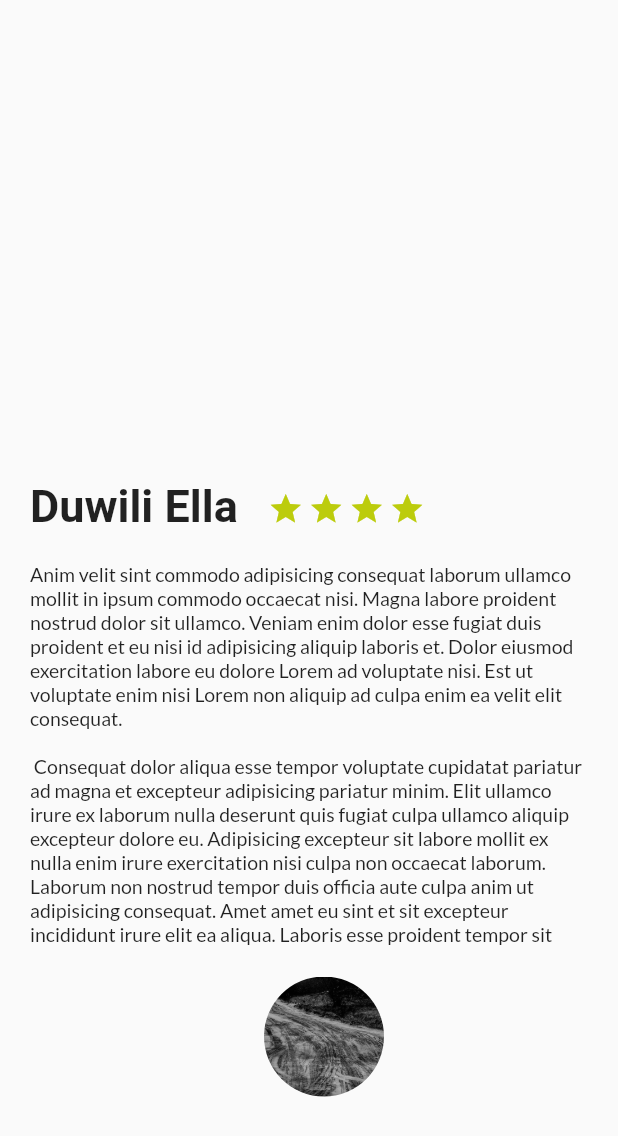
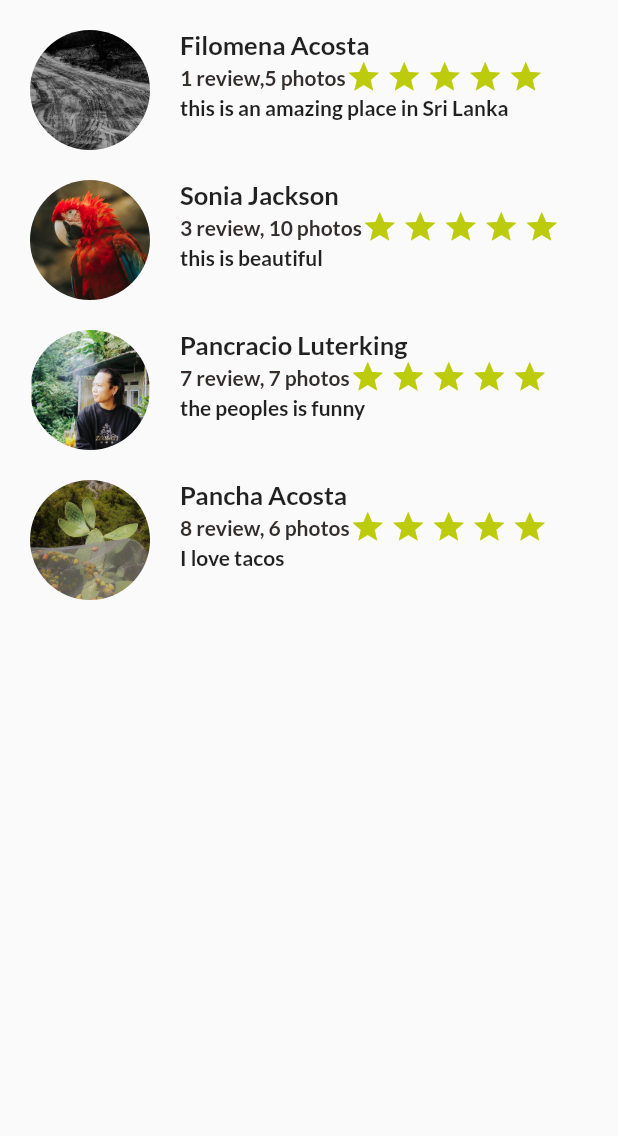
Before and after one commit to NoeNavarro1/viajecitos, a Flutter app: the screen it shows after launch, on a phone screen of 412 x 824 dp. Shown: the top 1136 px of the screen. Run offline on Flutter 3.47's test engine with Material 2 defaults, Android fonts, the phone set to English and light mode, and no system bars; our stand-ins replace google_fonts.

Commit message:
3er commit

```diff
--- a/lib/main.dart
+++ b/lib/main.dart
@@ -1,19 +1,29 @@
 import 'package:flutter/material.dart';
 import 'package:viajecitos/screens/description_place_screen.dart';
+import 'package:viajecitos/screens/reviews.dart';
 
 void main() {
   runApp(const MainApp());
 }
 
 class MainApp extends StatelessWidget {
+  final namePlace = 'Duwili Ella';
+  final descriptionText =
+        'Anim velit sint commodo adipisicing consequat laborum ullamco mollit in ipsum commodo occaecat nisi. Magna labore proident nostrud dolor sit ullamco. Veniam enim dolor esse fugiat duis proident et eu nisi id adipisicing aliquip laboris et. Dolor eiusmod exercitation labore eu dolore Lorem ad voluptate nisi. Est ut voluptate enim nisi Lorem non aliquip ad culpa enim ea velit elit consequat. \n \n Consequat dolor aliqua esse tempor voluptate cupidatat pariatur ad magna et excepteur adipisicing pariatur minim. Elit ullamco irure ex laborum nulla deserunt quis fugiat culpa ullamco aliquip excepteur dolore eu. Adipisicing excepteur sit labore mollit ex nulla enim irure exercitation nisi culpa non occaecat laborum. Laborum non nostrud tempor duis officia aute culpa anim ut adipisicing consequat. Amet amet eu sint et sit excepteur incididunt irure elit ea aliqua. Laboris esse proident tempor sit';
+
   const MainApp({super.key});
 
   @override
   Widget build(BuildContext context) {
-    return const MaterialApp(
+    return  MaterialApp(
       debugShowCheckedModeBanner: false,
       home: Scaffold(
-        body: DescriptionPlaceScreen(),
+        // body: DescriptionPlaceScreen(descriptionPlace:
+        //descriptionText,
+        //namePlace: namePlace, s
+        //tars: 4,
+        //),
+        body:  Reviews (),
       ),
     );
   }
--- a/lib/screens/description_place_screen.dart
+++ b/lib/screens/description_place_screen.dart
@@ -4,7 +4,12 @@ import 'package:viajecitos/screens/review.dart';
 
 //stlesss
 class DescriptionPlaceScreen extends StatelessWidget {
-  const DescriptionPlaceScreen({super.key});
+
+  final String namePlace;
+  final String descriptionPlace;
+  final int stars;
+
+  const DescriptionPlaceScreen({super.key, required this.namePlace, required this.descriptionPlace, required this.stars});
 
   @override
   Widget build(BuildContext context) {
@@ -12,9 +17,6 @@ class DescriptionPlaceScreen extends StatelessWidget {
       fontSize: 30.0,
       fontWeight: FontWeight.bold,
     );
-
-    const descriptionText =
-        'Anim velit sint commodo adipisicing consequat laborum ullamco mollit in ipsum commodo occaecat nisi. Magna labore proident nostrud dolor sit ullamco. Veniam enim dolor esse fugiat duis proident et eu nisi id adipisicing aliquip laboris et. Dolor eiusmod exercitation labore eu dolore Lorem ad voluptate nisi. Est ut voluptate enim nisi Lorem non aliquip ad culpa enim ea velit elit consequat. \n \n Consequat dolor aliqua esse tempor voluptate cupidatat pariatur ad magna et excepteur adipisicing pariatur minim. Elit ullamco irure ex laborum nulla deserunt quis fugiat culpa ullamco aliquip excepteur dolore eu. Adipisicing excepteur sit labore mollit ex nulla enim irure exercitation nisi culpa non occaecat laborum. Laborum non nostrud tempor duis officia aute culpa anim ut adipisicing consequat. Amet amet eu sint et sit excepteur incididunt irure elit ea aliqua. Laboris esse proident tempor sit';
 
     final star = Container(
       margin: const EdgeInsets.only(
@@ -26,6 +28,7 @@ class DescriptionPlaceScreen extends StatelessWidget {
         color: Color.fromARGB(255, 188, 204, 12),
       ),
     );
+
     final titleAndStarts = Row(
       children: [
         Container(
@@ -34,8 +37,8 @@ class DescriptionPlaceScreen extends StatelessWidget {
             left: 20.0,
             right: 20.0,
           ),
-          child: const Text(
-            'Duwili Ella',
+          child: Text(
+            namePlace,
             style: titleStyle,
             textAlign: TextAlign.left,
           ),
@@ -54,7 +57,7 @@ class DescriptionPlaceScreen extends StatelessWidget {
         right: 20.0,
       ),
       child: Text(
-        descriptionText,
+        descriptionPlace,
         style: GoogleFonts.lato(
           textStyle: const TextStyle(
             fontSize: 13,
@@ -67,7 +70,6 @@ class DescriptionPlaceScreen extends StatelessWidget {
       children: [
         titleAndStarts,
         description,
-        const Review(),
       ],
     );
   }
--- a/lib/screens/review.dart
+++ b/lib/screens/review.dart
@@ -1,8 +1,12 @@
 import 'package:flutter/material.dart';
+import 'package:google_fonts/google_fonts.dart';
 
 class Review extends StatelessWidget {
-  final String pathProfile = 'assets/img/profile.jpg';
-  const Review({super.key});
+  final String pathProfile;
+  final String user;
+  final String details;
+  final String comments;
+  const Review({super.key, required this.pathProfile, required this.user, required this.details, required this.comments});
 
   @override
   Widget build(BuildContext context) {
@@ -22,6 +26,82 @@ class Review extends StatelessWidget {
     )
   )
     );
+
+    final userName = Container(
+      margin: EdgeInsets.only(
+        left: 20.0,
+      ),
+      child: Text(
+        user,
+        textAlign: TextAlign.left,
+        style: GoogleFonts.lato(fontSize: 17,
+        fontWeight: FontWeight.bold,
+        ),
+      ),
+    );
+
+  final star = Container(
+      margin: const EdgeInsets.only(
+        right: 3.0,
+      ),
+      child: const Icon(
+        Icons.star,
+        color: Color.fromARGB(255, 188, 204, 12),
+      ),
+    );
+
+  final userInfo = Container(
+      margin: EdgeInsets.only(
+        left: 20.0,
+      ),
+      child: Row(
+        children: [
+          Text(
+            details,
+            textAlign: TextAlign.left,
+            style: GoogleFonts.lato(fontSize: 14,
+            fontWeight: FontWeight.bold,
+            color:Color.fromARGB(255, 51, 45, 45)
+            ),
+          ),
+          star,
+          star,
+          star,
+          star,
+          star,
+        ],
+      ),
+    );
+
+    final userComments = Container(
+      margin: EdgeInsets.only(
+        left: 20.0,
+      ),
+      child: Text(
+        comments,
+        textAlign: TextAlign.left,
+        style: GoogleFonts.lato(fontSize: 14,
+        fontWeight: FontWeight.bold,
+        ),
+      ),
+    );
+
+    final userDetails = Column(
+      crossAxisAlignment: CrossAxisAlignment.start,
+      mainAxisAlignment:  MainAxisAlignment.start,
+      children: [
+      userName,
+      userInfo,
+      userComments,
+      ],
+    );
+
+    return Row(
+      children: [
+        profilePic,
+        userDetails,
+      ],
+    );
   return profilePic;
   }
 }
--- /dev/null
+++ b/lib/screens/reviews.dart
@@ -0,0 +1,42 @@
+import 'package:flutter/material.dart';
+import 'package:viajecitos/screens/review.dart';
+
+class Reviews extends StatelessWidget{
+  const Reviews({super.key});
+
+  @override
+  Widget build(BuildContext context) {
+    return Column(
+    crossAxisAlignment: CrossAxisAlignment.start,
+
+      children: [
+        Review(
+      pathProfile: 'assets/img/profile.jpg',
+      user: 'Filomena Acosta',
+      details: '1 review,5 photos',
+      comments: 'this is an amazing place in Sri Lanka',
+      ),
+      Review(
+        pathProfile: 'assets/img/profile2.jpg',
+      user: 'Sonia Jackson',
+      details: '3 review, 10 photos',
+      comments: 'this is beautiful',
+      ),
+      Review(
+        pathProfile: 'assets/img/profile3.jpg',
+      user: 'Pancracio Luterking',
+      details: '7 review, 7 photos',
+      comments: 'the peoples is funny',
+      ),
+      Review(
+        pathProfile: 'assets/img/profile4.jpg',
+      user: 'Pancha Acosta',
+      details: '8 review, 6 photos',
+      comments: 'I love tacos',
+      ),
+      ],
+    );
+
+  }
+
+}
--- a/pubspec.yaml
+++ b/pubspec.yaml
@@ -63,8 +63,9 @@ flutter:
   # To add assets to your application, add an assets section, like this:
   assets:
       - assets/img/profile.jpg
-  #   - images/a_dot_burr.jpeg
-  #   - images/a_dot_ham.jpeg
+      - assets/img/profile2.jpg
+      - assets/img/profile3.jpg
+      - assets/img/profile4.jpg
 
   # An image asset can refer to one or more resolution-specific "variants", see
   # https://flutter.dev/assets-and-images/#resolution-aware
```
Also changed, not shown: assets/img/profile2.jpg (added), assets/img/profile3.jpg (added), assets/img/profile4.jpg (added).
